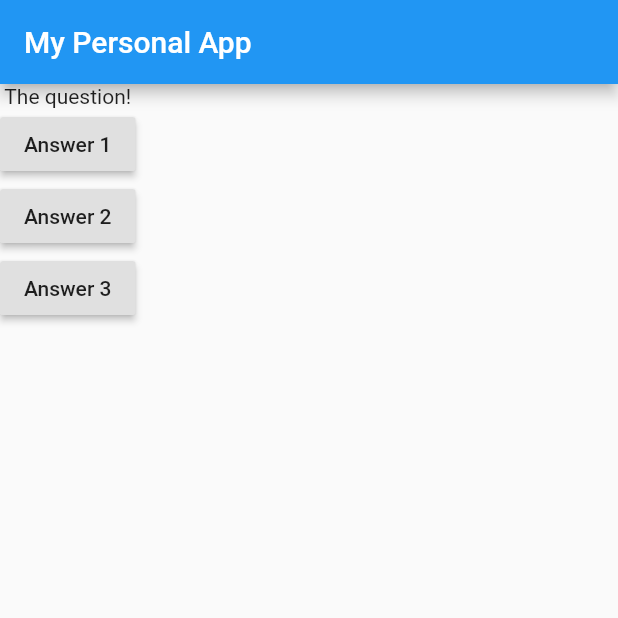
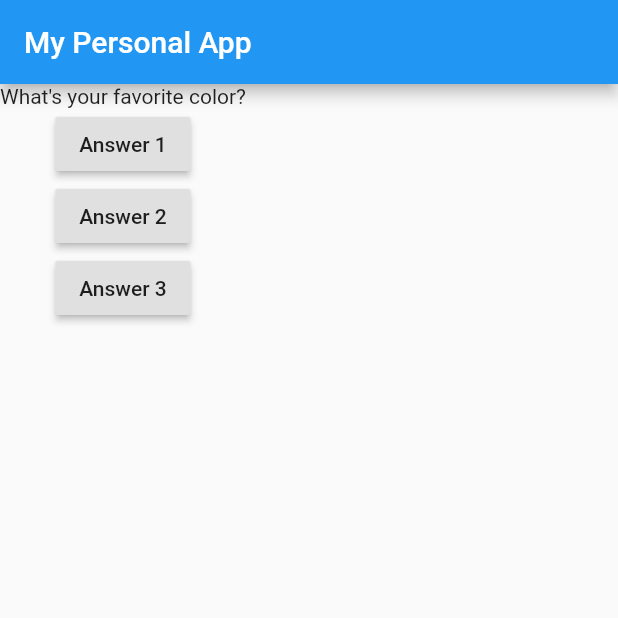
Before and after one commit to ellipe/FlutterGuide, a Flutter app: the screen it shows after launch, after a tap on "Answer 1", on a phone screen of 412 x 824 dp, the top half of it. Run offline on Flutter 3.47's test engine with Material 2 defaults, Android fonts, the phone set to English and light mode, and no system bars.

Commit message:
Dynamic questions...

```diff
--- a/lib/main.dart
+++ b/lib/main.dart
@@ -5,8 +5,15 @@ void main() {
 }
 
 class MyPersonalApp extends StatelessWidget {
-  void answerQuestion(String question){
-    print('Answer chosen!: $question');
+  int questionIndex = 0;
+
+  var questions = [
+      "What's your favorite color?",
+      "What's your favorite animal?"
+    ];
+
+  void answerQuestion(int questionNumber){
+    print('Answer chosen!: ${questions[questionNumber]}');
   }
 
   @override
@@ -18,18 +25,18 @@ class MyPersonalApp extends StatelessWidget {
         ),
         body: Column(
           children: [
-            Text('The question!'),
+            Text(questions[0]),
             RaisedButton(
               child: Text('Answer 1'),
-              onPressed: () => answerQuestion('one'),
+              onPressed: () => answerQuestion(0),
             ),
             RaisedButton(
               child: Text('Answer 2'),
-              onPressed: () => answerQuestion('two'),
+              onPressed: () => answerQuestion(1),
             ),
             RaisedButton(
               child: Text('Answer 3'),
-              onPressed: () => answerQuestion('three'),
+              onPressed: () => answerQuestion(2),
             ),
           ],
         ),
```
